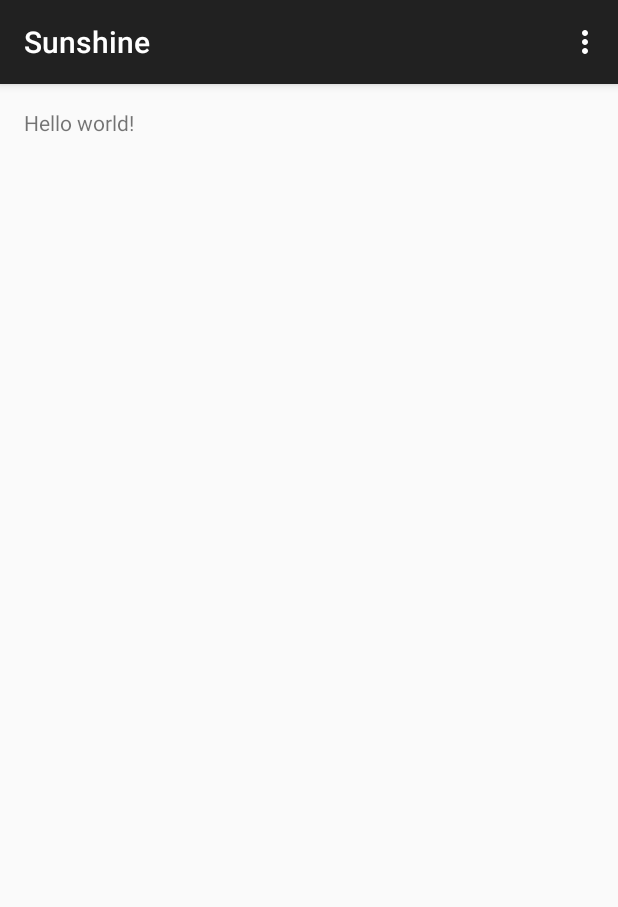
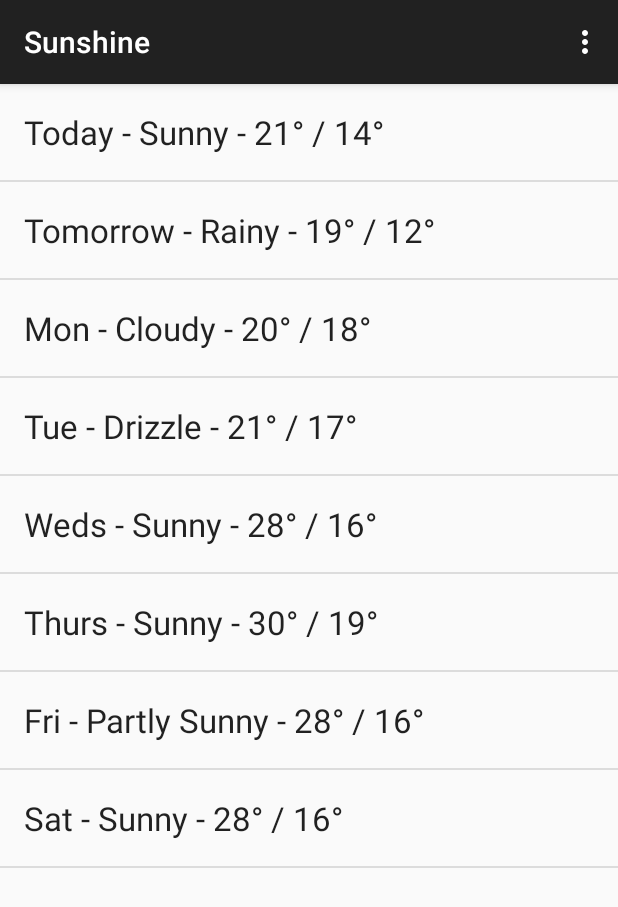
Before and after one commit to rprouse/Sunshine, an Android app: the screen it shows after launch (MainActivity), on a phone screen of 412 x 824 dp. Shown: the top 907 px of the screen. Run offline under Robolectric (Android 15) with nearby library versions, the phone set to English and light mode, and no system bars.

Commit message:
Lesson 1 - Fake data feeding a simple weather forecast list.

```diff
--- a/app/src/main/java/net/alteridem/sunshine/MainActivity.java
+++ b/app/src/main/java/net/alteridem/sunshine/MainActivity.java
@@ -1,16 +1,19 @@
 package net.alteridem.sunshine;
 
+import android.os.Bundle;
+import android.support.v4.app.Fragment;
 import android.support.v7.app.ActionBarActivity;
-import android.support.v7.app.ActionBar;
-import android.support.v4.app.Fragment;
-import android.os.Bundle;
 import android.view.LayoutInflater;
 import android.view.Menu;
 import android.view.MenuItem;
 import android.view.View;
 import android.view.ViewGroup;
-import android.os.Build;
+import android.widget.ArrayAdapter;
+import android.widget.ListView;
 
+import java.util.ArrayList;
+import java.util.Arrays;
+import java.util.List;
 
 
 public class MainActivity extends ActionBarActivity {
@@ -40,16 +43,15 @@ public class MainActivity extends ActionBarActivity {
         // automatically handle clicks on the Home/Up button, so long
         // as you specify a parent activity in AndroidManifest.xml.
         int id = item.getItemId();
-        if (id == R.id.action_settings) {
-            return true;
-        }
-        return super.onOptionsItemSelected(item);
+        return id == R.id.action_settings || super.onOptionsItemSelected(item);
     }
 
     /**
      * A placeholder fragment containing a simple view.
      */
     public static class PlaceholderFragment extends Fragment {
+
+        ArrayAdapter<String> mAdapter;
 
         public PlaceholderFragment() {
         }
@@ -58,6 +60,28 @@ public class MainActivity extends ActionBarActivity {
         public View onCreateView(LayoutInflater inflater, ViewGroup container,
                 Bundle savedInstanceState) {
             View rootView = inflater.inflate(R.layout.fragment_main, container, false);
+
+            String[] forecastArray = {
+                "Today - Sunny - 21° / 14°",
+                "Tomorrow - Rainy - 19° / 12°",
+                "Mon - Cloudy - 20° / 18°",
+                "Tue - Drizzle - 21° / 17°",
+                "Weds - Sunny - 28° / 16°",
+                "Thurs - Sunny - 30° / 19°",
+                "Fri - Partly Sunny - 28° / 16°",
+                "Sat - Sunny - 28° / 16°" };
+
+            List<String> weekForecast = new ArrayList<String>(Arrays.asList(forecastArray));
+
+            mAdapter = new ArrayAdapter<String>(
+                getActivity(),
+                R.layout.list_item_forecast,
+                R.id.list_item_forecast_textview,
+                weekForecast );
+
+            ListView listView = (ListView)rootView.findViewById(R.id.listview_forecast);
+            listView.setAdapter(mAdapter);
+
             return rootView;
         }
     }
--- a/app/src/main/res/layout/fragment_main.xml
+++ b/app/src/main/res/layout/fragment_main.xml
@@ -1,16 +1,13 @@
-<RelativeLayout xmlns:android="http://schemas.android.com/apk/res/android"
+<FrameLayout xmlns:android="http://schemas.android.com/apk/res/android"
     xmlns:tools="http://schemas.android.com/tools"
     android:layout_width="match_parent"
     android:layout_height="match_parent"
-    android:paddingLeft="@dimen/activity_horizontal_margin"
-    android:paddingRight="@dimen/activity_horizontal_margin"
-    android:paddingTop="@dimen/activity_vertical_margin"
-    android:paddingBottom="@dimen/activity_vertical_margin"
     tools:context=".MainActivity$PlaceholderFragment">
 
-    <TextView
-        android:text="@string/hello_world"
-        android:layout_width="wrap_content"
-        android:layout_height="wrap_content" />
+    <ListView
+        android:id="@+id/listview_forecast"
+        android:layout_width="match_parent"
+        android:layout_height="match_parent"
+        tools:listitem="@layout/list_item_forecast" />
 
-</RelativeLayout>
+</FrameLayout>
--- /dev/null
+++ b/app/src/main/res/layout/list_item_forecast.xml
@@ -0,0 +1,10 @@
+<?xml version="1.0" encoding="utf-8"?>
+<TextView  xmlns:android="http://schemas.android.com/apk/res/android"
+    android:layout_width="match_parent"
+    android:layout_height="wrap_content"
+    android:minHeight="?android:attr/listPreferredItemHeight"
+    android:textAppearance="?android:attr/textAppearanceLarge"
+    android:text="Today - Sunny - 21° / 14°"
+    android:id="@+id/list_item_forecast_textview"
+    android:paddingLeft="16dp"
+    android:gravity="center_vertical" />
--- a/app/src/main/res/values/strings.xml
+++ b/app/src/main/res/values/strings.xml
@@ -2,7 +2,6 @@
 <resources>
 
     <string name="app_name">Sunshine</string>
-    <string name="hello_world">Hello world!</string>
     <string name="action_settings">Settings</string>
 
 </resources>
```
Also changed, not shown: 1 other file.
